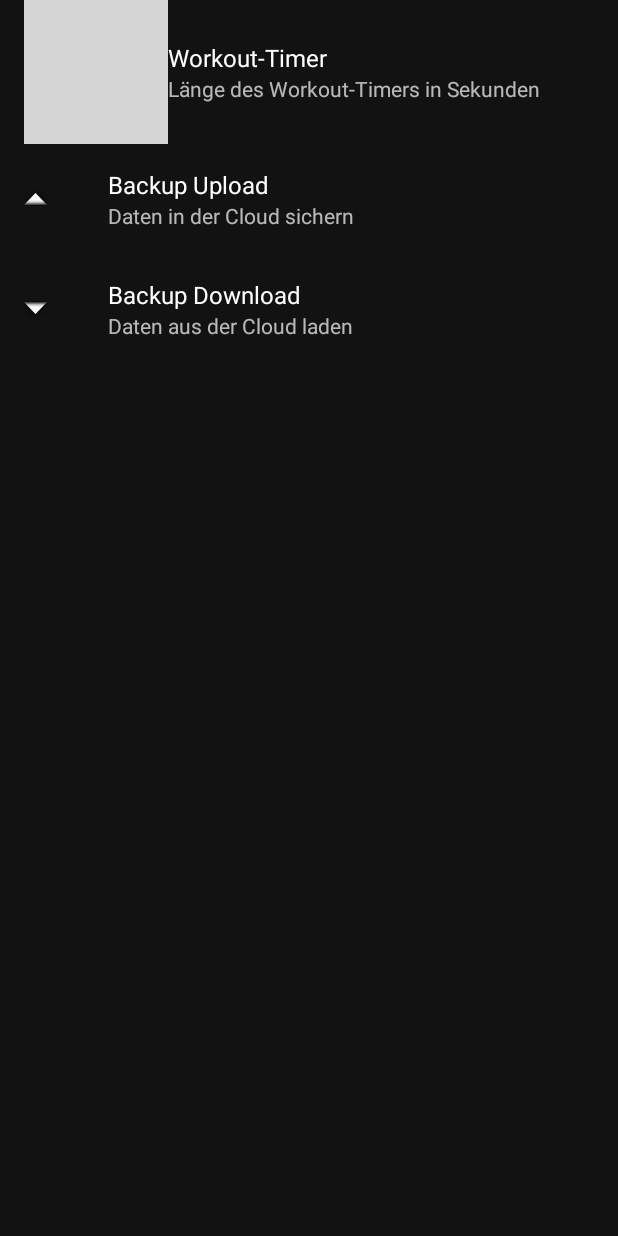
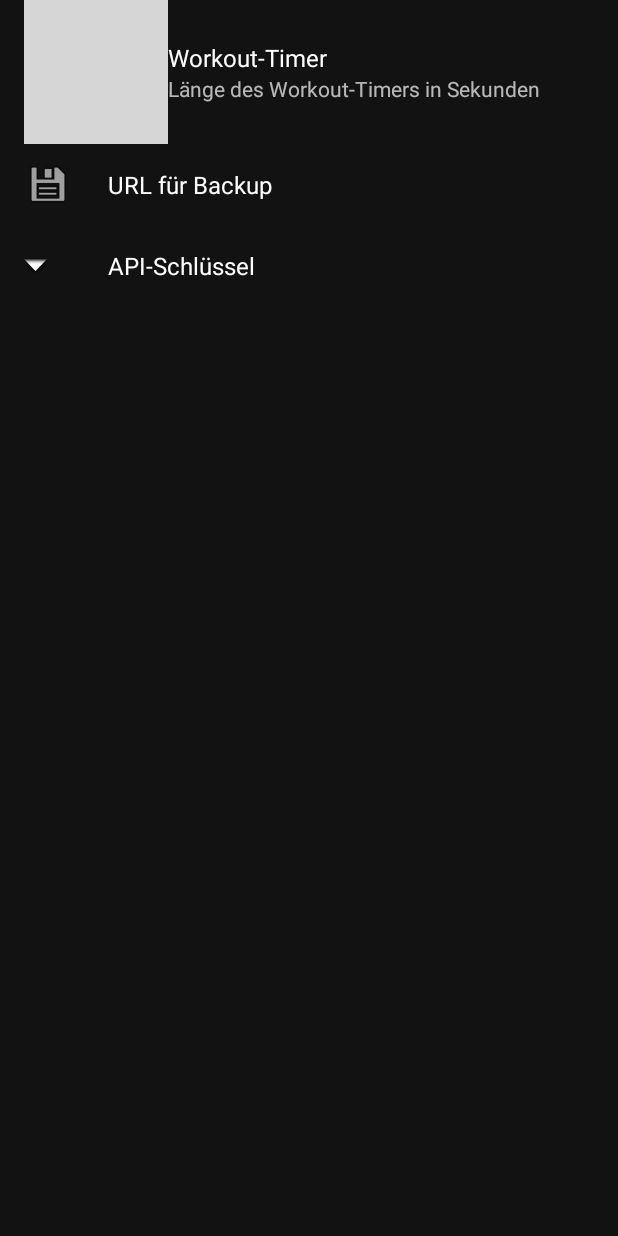
Before and after one commit to StardOva/Softwareprojekt, an Android app: the AddNewIngredientSearchProduct screen opened directly, with no data from a screen before it, in the options menu, after a tap on "Einstellungen", on a phone screen of 412 x 824 dp. Run offline under Robolectric (Android 15) with nearby library versions, the phone set to English and light mode, and no system bars; our stand-ins replace Room's generated code, androidx.preference; grey boxes are pictures that could not be loaded.

Commit message:
try to fix upload

```diff
--- a/app/src/main/AndroidManifest.xml
+++ b/app/src/main/AndroidManifest.xml
@@ -12,7 +12,8 @@
         android:label="@string/app_name"
         android:roundIcon="@mipmap/ic_launcher_gym_round"
         android:supportsRtl="true"
-        android:theme="@style/Theme.FitforFit">
+        android:theme="@style/Theme.FitforFit"
+        android:usesCleartextTraffic="true">
         <activity
             android:name=".ui.main.AboutUsActivity"
             android:exported="false" />
--- a/app/src/main/java/com/example/fitforfit/fragments/SettingsFragment.java
+++ b/app/src/main/java/com/example/fitforfit/fragments/SettingsFragment.java
@@ -25,28 +25,20 @@ public class SettingsFragment extends PreferenceFragmentCompat {
             });
         }
 
-        EditTextPreference backup = findPreference("backup");
+        EditTextPreference backup_url = findPreference("backup_url");
 
-        if (backup != null) {
-            backup.setOnBindEditTextListener(editText -> {
+        if (backup_url != null) {
+            backup_url.setOnBindEditTextListener(editText -> {
                 editText.setInputType(InputType.TYPE_TEXT_FLAG_AUTO_COMPLETE | InputType.TYPE_CLASS_TEXT);
             });
-
-            SharedPreferences sharedPrefs = PreferenceManager.getDefaultSharedPreferences(this.getContext());
-            String urlString = sharedPrefs.getString("backup", "localhost");
-            DatabaseSync.uploadDB(this.getContext(), urlString);
         }
 
-        EditTextPreference backupDown = findPreference("backup_down");
+        EditTextPreference api_key = findPreference("api_key");
 
-        if (backup != null) {
-            backupDown.setOnBindEditTextListener(editText -> {
+        if (api_key != null) {
+            api_key.setOnBindEditTextListener(editText -> {
                 editText.setInputType(InputType.TYPE_TEXT_FLAG_AUTO_COMPLETE | InputType.TYPE_CLASS_TEXT);
             });
-
-            SharedPreferences sharedPrefs = PreferenceManager.getDefaultSharedPreferences(this.getContext());
-            String urlString = sharedPrefs.getString("backup_down", "localhost");
-            DatabaseSync.downloadDB(this.getContext(), urlString);
         }
     }
 }
--- a/app/src/main/res/layout/fragment_main.xml
+++ b/app/src/main/res/layout/fragment_main.xml
@@ -5,7 +5,7 @@
     android:id="@+id/constraintLayout"
     android:layout_width="match_parent"
     android:layout_height="match_parent"
-    tools:context=".ui.main.PlaceholderFragment">
+    tools:context=".ui.main.BaseActivity">
 
     <TextView
         android:id="@+id/section_label"
--- a/app/src/main/res/menu/main_options_menu.xml
+++ b/app/src/main/res/menu/main_options_menu.xml
@@ -1,6 +1,15 @@
 <?xml version="1.0" encoding="utf-8"?>
 <menu xmlns:android="http://schemas.android.com/apk/res/android"
     xmlns:app="http://schemas.android.com/apk/res-auto">
+    <item
+        android:id="@+id/uploadDb"
+        android:title="In die Cloud speichern"
+        app:showAsAction="never" />
+
+    <item
+        android:id="@+id/downloadDb"
+        android:title="Aus der Cloud herunterladen"
+        app:showAsAction="never" />
 
     <item
         android:id="@+id/settings"
--- a/app/src/main/res/xml/preferences.xml
+++ b/app/src/main/res/xml/preferences.xml
@@ -10,20 +10,18 @@
         android:title="Workout-Timer" />
 
     <EditTextPreference
-        android:defaultValue="localhost"
-        android:icon="@android:drawable/arrow_up_float"
-        android:key="backup"
+        android:defaultValue="http://localhost:8000/database_sync/"
+        android:icon="@android:drawable/ic_menu_save"
+        android:key="backup_url"
         android:selectAllOnFocus="true"
         android:singleLine="true"
-        android:summary="Daten in der Cloud sichern"
-        android:title="Backup Upload" />
+        android:title="URL für Backup" />
 
     <EditTextPreference
-        android:defaultValue="localhost"
+        android:defaultValue=""
         android:icon="@android:drawable/arrow_down_float"
-        android:key="backup_down"
+        android:key="api_key"
         android:selectAllOnFocus="true"
         android:singleLine="true"
-        android:summary="Daten aus der Cloud laden"
-        android:title="Backup Download" />
+        android:title="API-Schlüssel" />
 </PreferenceScreen>
```
Also changed, not shown: app/src/main/java/com/example/fitforfit/fragments/TrackerMainFragment.java (+14 -0 lines), app/src/main/java/com/example/fitforfit/sync/DatabaseSync.java (+83 -14 lines), app/src/main/java/com/example/fitforfit/ui/main/BaseActivity.java (+12 -0 lines), app/src/main/res/layout/fragment_tracker.xml (+12 -2 lines).
